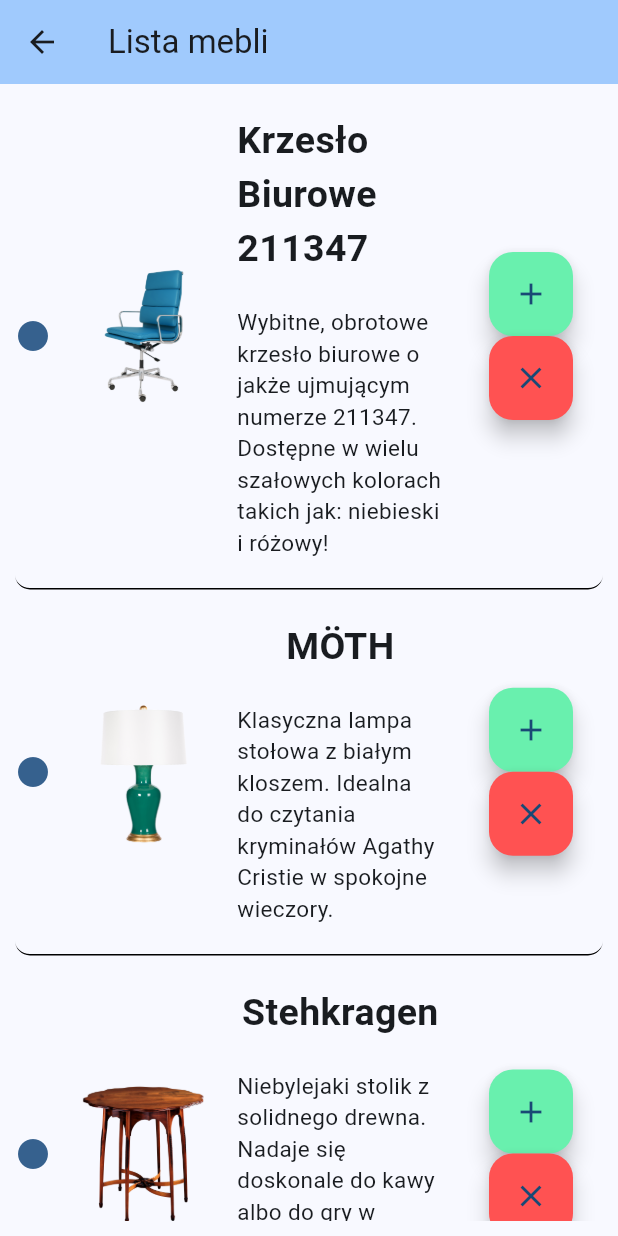
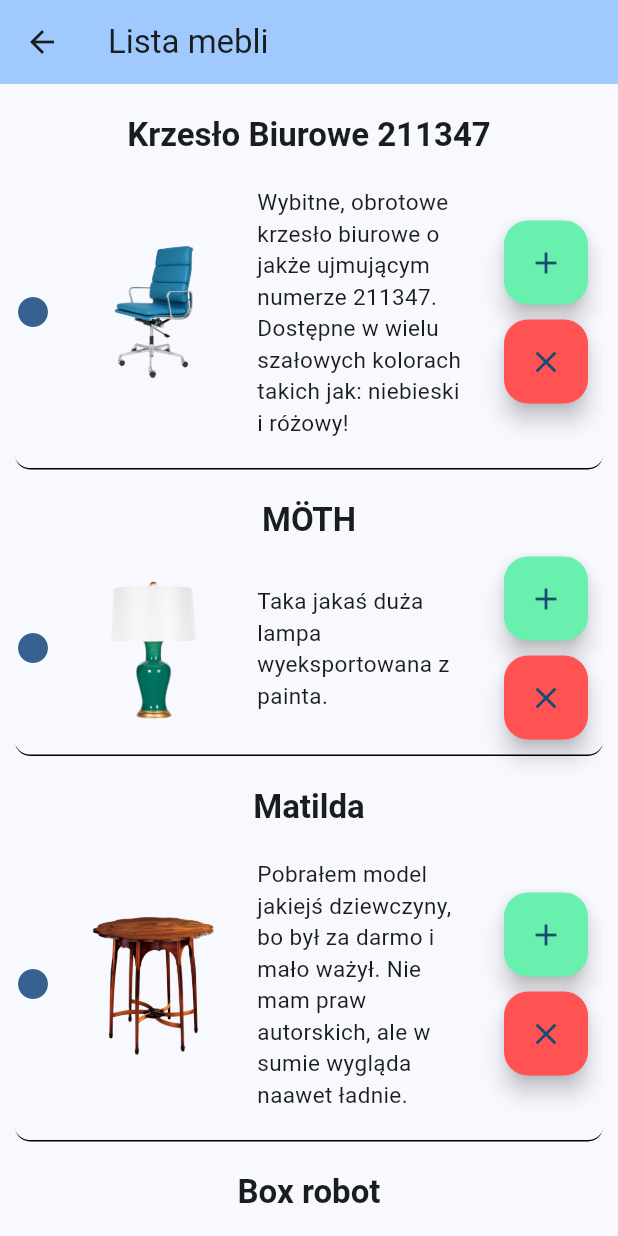
Before and after one commit to kit-jacking/olszewsking, a Flutter app: the AdamPage screen opened by its route, on a phone screen of 412 x 824 dp. Run offline on Flutter 3.47's test engine with Material 3 defaults, Android fonts, the phone set to English and light mode, and no system bars; our stand-ins replace camera, flutter_bloc, flutter_svg, fluttertoast, image_picker; missing offline and left inert: model_viewer_plus.

Commit message:
Added few more models

```diff
--- a/lib/ui/adamPage/adamPage.dart
+++ b/lib/ui/adamPage/adamPage.dart
@@ -11,17 +11,26 @@ class AdamPage extends StatelessWidget {
   final List<String> entries = <String>[
     'Krzesło Biurowe 211347',
     'MÖTH',
-    'Stehkragen'
+    'Matilda',
+    'Box robot',
   ];
   final List<String> description = <String>[
     'Wybitne, obrotowe krzesło biurowe o jakże ujmującym numerze 211347. Dostępne w wielu szałowych kolorach takich jak: niebieski i różowy!',
-    'Klasyczna lampa stołowa z białym kloszem. Idealna do czytania kryminałów Agathy Cristie w spokojne wieczory.',
-    'Niebylejaki stolik z solidnego drewna. Nadaje się doskonale do kawy albo do gry w brydża, ale żetony do pokera już się na nim nie zmieszczą.'
+    'Taka jakaś duża lampa wyeksportowana z painta.',
+    'Pobrałem model jakiejś dziewczyny, bo był za darmo i mało ważył. Nie mam praw autorskich, ale w sumie wygląda naawet ładnie.',
+    'Taki słodki robocik OMG! Założyłem konto na stronce tylko żeby go pobrać. W nazwie ma, że zrobiony przez AI.'
   ];
   final List<String> images = <String>[
     "lib/assets/images/chair-4281511_1280.png",
     "lib/assets/images/table-lamp-2320604_1280.png",
+    "lib/assets/images/antique-961102_1280.png",
     "lib/assets/images/antique-961102_1280.png"
+  ];
+  final List<String> modelFilePaths = <String>[
+    "lib/assets/objects/chair/chair_paint.glb",
+    "lib/assets/objects/lamp_paint.glb",
+    "lib/assets/objects/matilda.glb",
+    "lib/assets/objects/box_robot_made_by_ai.glb",
   ];
 
   void addItem() {
@@ -54,41 +63,46 @@ class AdamPage extends StatelessWidget {
                     width: MediaQuery.of(context).size.width,
                     decoration: BoxDecoration(
                       borderRadius: BorderRadius.circular(10),
-                      border: Border(
+                      border: const Border(
                         bottom: BorderSide(color: Colors.black),
                       ),
                     ),
-                    child: Row(
+                    child: Column(
+                      children: [
+                        Row(
+                          mainAxisAlignment: MainAxisAlignment.center,
+                          children: [
+                            Padding(
+                              padding: const EdgeInsets.fromLTRB(0, 20, 0, 0),
+                              child: Text(entries[i],
+                                  textAlign: TextAlign.left,
+                                  style: Theme.of(context).textTheme.titleLarge!
+                                  .copyWith(fontWeight: FontWeight.bold),
+                                  ),
+                            ),
+                          ],
+                        ),
+                        Row(
                           mainAxisAlignment: MainAxisAlignment.spaceBetween,
                           children: [
                             Icon(Icons.circle_rounded,
                                 color: Theme.of(context).primaryColor),
-                        Image.asset('${images[i]}',
+                            Image.asset(images[i],
                                 height: MediaQuery.of(context).size.width / 4,
-                            width: MediaQuery.of(context).size.width / 4),
+                                width: MediaQuery.of(context).size.width / 4
+                            ),
                             Container(
                               padding: const EdgeInsets.fromLTRB(0, 20, 0, 20),
                               width: MediaQuery.of(context).size.width / 3,
-                          child: Column(
-                            children: [
-                              Container(
-                                padding: const EdgeInsets.fromLTRB(0, 0, 0, 20),
-                                child: Text('${entries[i]}',
+                              child: Text(
+                                description[i],
+                                style: const TextStyle(fontSize: 15),
                                 textAlign: TextAlign.left,
-                                    style: TextStyle(
-                                        fontSize: 25,
-                                        fontWeight: FontWeight.bold)),
-                              ),
-                              Text(
-                                '${description[i]}',
-                                style: TextStyle(fontSize: 15),
-                                textAlign: TextAlign.left,
-                              )
-                            ],
                               ),
                             ),
                             Padding(
-                          padding: const EdgeInsets.fromLTRB(20, 10, 20, 10),
+                              padding:
+                                  const EdgeInsets.fromLTRB(10, 10, 10, 10),
                               child: Column(
                                 children: [
                                   FloatingActionButton(
@@ -96,20 +110,25 @@ class AdamPage extends StatelessWidget {
                                       addItem();
                                       context.read<FurnitureBloc>().add(
                                           FurnitureEventAddPieceOfFurniture(
-                                          "Simple/Piece/Of/Furniture${i}"));
+                                              modelFilePaths[i]));
                                     },
                                     backgroundColor: Colors.greenAccent,
-                                child: Icon(Icons.add),
+                                    child: const Icon(Icons.add),
                                   ),
+                                  SizedBox(height: 10,),
                                   FloatingActionButton(
                                     onPressed: () {
-                                  removeItem();
+                                      context.read<FurnitureBloc>().add(
+                                          FurnitureEventRemovePieceOfFurniture(
+                                              modelFilePaths[i]));
                                     },
                                     backgroundColor: Colors.redAccent,
-                                child: Icon(Icons.close),
+                                    child: const Icon(Icons.close),
                                   ),
                                 ],
                               ),
+                            ),
+                          ],
                         ),
                       ],
                     ),
--- a/pubspec.yaml
+++ b/pubspec.yaml
@@ -74,6 +74,7 @@ flutter:
     - lib/assets/icons/resize.svg
     - lib/assets/icons/rotate.svg
     - lib/assets/objects/chair/chair_paint.glb
+    - lib/assets/objects/
 
 
 
```
Also changed, not shown: lib/ui/julkaPage/julkaPage.dart (+45 -46 lines), 3 other files. Lines whose indentation alone changed are shown as unchanged.
